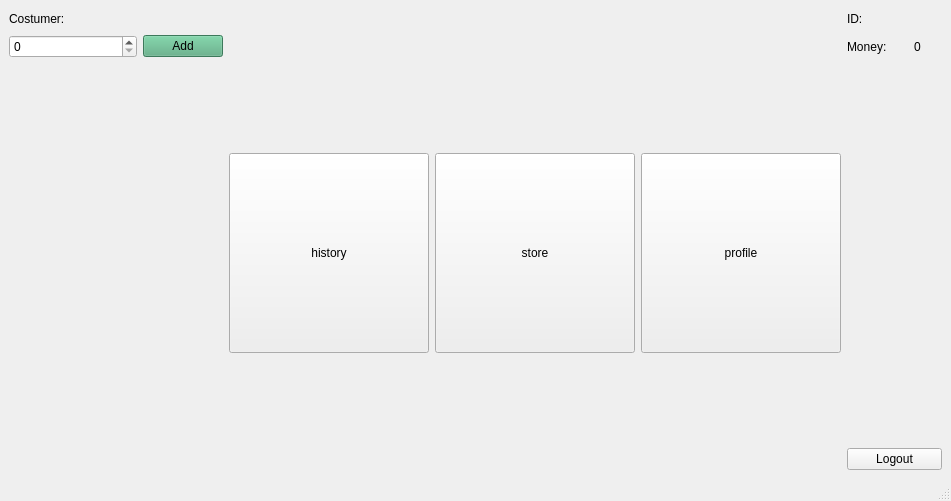
Before: the Qt Designer form Stor/costumerpage.ui in AP-projects-4001/IUT-s-crackpots, drawn with Qt 5.
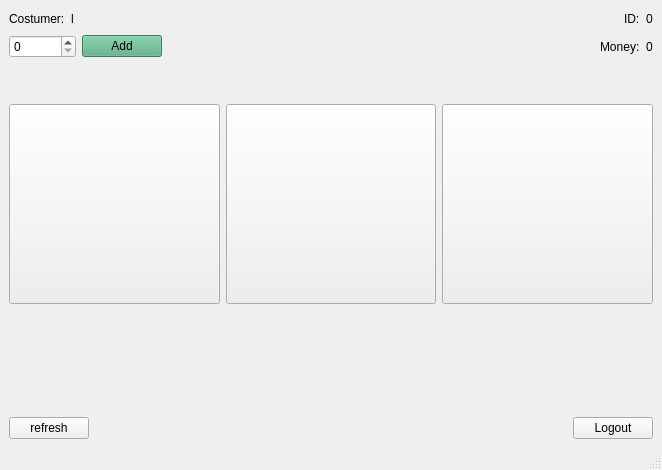
After: the same form once the commit is applied.

What changed in the file:
```diff
--- a/Stor/costumerpage.ui
+++ b/Stor/costumerpage.ui
@@ -6,25 +6,104 @@
    <rect>
     <x>0</x>
     <y>0</y>
-    <width>951</width>
-    <height>501</height>
+    <width>662</width>
+    <height>470</height>
    </rect>
   </property>
   <property name="windowTitle">
    <string>MainWindow</string>
   </property>
+  <property name="styleSheet">
+   <string notr="true"/>
+  </property>
   <widget class="QWidget" name="centralwidget">
+   <layout class="QGridLayout" name="gridLayout_3">
+    <item row="0" column="0">
    <layout class="QGridLayout" name="gridLayout_2">
     <item row="0" column="0">
      <layout class="QGridLayout" name="gridLayout">
-      <item row="0" column="0" colspan="2">
+        <item row="0" column="0">
+         <layout class="QHBoxLayout" name="horizontalLayout_5">
+          <item>
+           <layout class="QHBoxLayout" name="horizontalLayout_3">
+            <item>
        <widget class="QLabel" name="label">
         <property name="text">
          <string>Costumer:</string>
         </property>
        </widget>
       </item>
-      <item row="3" column="8">
+            <item>
+             <widget class="QLabel" name="usernameLabel">
+              <property name="text">
+               <string>l</string>
+              </property>
+             </widget>
+            </item>
+           </layout>
+          </item>
+          <item>
+           <spacer name="horizontalSpacer_2">
+            <property name="orientation">
+             <enum>Qt::Horizontal</enum>
+            </property>
+            <property name="sizeHint" stdset="0">
+             <size>
+              <width>40</width>
+              <height>20</height>
+             </size>
+            </property>
+           </spacer>
+          </item>
+          <item>
+           <layout class="QHBoxLayout" name="horizontalLayout_4">
+            <item>
+             <widget class="QLabel" name="label_3">
+              <property name="text">
+               <string>ID:</string>
+              </property>
+             </widget>
+            </item>
+            <item>
+             <widget class="QLabel" name="idLabel">
+              <property name="text">
+               <string>0</string>
+              </property>
+             </widget>
+            </item>
+           </layout>
+          </item>
+         </layout>
+        </item>
+        <item row="3" column="0">
+         <layout class="QHBoxLayout" name="horizontalLayout_7">
+          <item>
+           <widget class="QPushButton" name="historyBtn">
+            <property name="minimumSize">
+             <size>
+              <width>200</width>
+              <height>200</height>
+             </size>
+            </property>
+            <property name="text">
+             <string/>
+            </property>
+           </widget>
+          </item>
+          <item>
+           <widget class="QPushButton" name="storeBtn">
+            <property name="minimumSize">
+             <size>
+              <width>200</width>
+              <height>200</height>
+             </size>
+            </property>
+            <property name="text">
+             <string/>
+            </property>
+           </widget>
+          </item>
+          <item>
        <widget class="QPushButton" name="profileBtn">
         <property name="minimumSize">
          <size>
@@ -33,106 +112,126 @@
          </size>
         </property>
         <property name="text">
-         <string>profile</string>
+             <string/>
         </property>
         <property name="flat">
          <bool>false</bool>
         </property>
        </widget>
       </item>
-      <item row="3" column="7">
-       <widget class="QPushButton" name="storeBtn">
-        <property name="minimumSize">
-         <size>
-          <width>200</width>
-          <height>200</height>
-         </size>
-        </property>
-        <property name="text">
-         <string>store</string>
-        </property>
-       </widget>
-      </item>
-      <item row="1" column="9" colspan="2">
-       <widget class="QLabel" name="label_2">
-        <property name="text">
-         <string>Money:</string>
-        </property>
-       </widget>
-      </item>
-      <item row="1" column="4" colspan="2">
-       <widget class="QPushButton" name="addMoney">
-        <property name="styleSheet">
-         <string notr="true">background-color: rgb(85, 170, 127);</string>
-        </property>
-        <property name="text">
-         <string>Add</string>
-        </property>
-       </widget>
-      </item>
-      <item row="4" column="1">
-       <spacer name="verticalSpacer_2">
-        <property name="orientation">
-         <enum>Qt::Vertical</enum>
-        </property>
-        <property name="sizeHint" stdset="0">
-         <size>
-          <width>20</width>
-          <height>40</height>
-         </size>
-        </property>
-       </spacer>
-      </item>
-      <item row="1" column="0" colspan="4">
+         </layout>
+        </item>
+        <item row="1" column="0">
+         <layout class="QHBoxLayout" name="horizontalLayout_6">
+          <item>
+           <layout class="QHBoxLayout" name="horizontalLayout">
+            <item>
        <widget class="QSpinBox" name="spinBoxMoney">
         <property name="maximum">
          <number>1000000000</number>
         </property>
        </widget>
       </item>
-      <item row="1" column="11">
+            <item>
+             <widget class="QPushButton" name="addMoney">
+              <property name="styleSheet">
+               <string notr="true">background-color: rgb(85, 170, 127);</string>
+              </property>
+              <property name="text">
+               <string>Add</string>
+              </property>
+             </widget>
+            </item>
+            <item>
+             <spacer name="horizontalSpacer_3">
+              <property name="orientation">
+               <enum>Qt::Horizontal</enum>
+              </property>
+              <property name="sizeHint" stdset="0">
+               <size>
+                <width>40</width>
+                <height>20</height>
+               </size>
+              </property>
+             </spacer>
+            </item>
+           </layout>
+          </item>
+          <item>
+           <layout class="QHBoxLayout" name="horizontalLayout_2">
+            <item>
+             <widget class="QLabel" name="label_2">
+              <property name="text">
+               <string>Money:</string>
+              </property>
+             </widget>
+            </item>
+            <item>
        <widget class="QLabel" name="moneyLabel">
         <property name="text">
          <string>0</string>
         </property>
        </widget>
       </item>
-      <item row="0" column="2">
-       <widget class="QLabel" name="usernameLabel">
+           </layout>
+          </item>
+         </layout>
+        </item>
+        <item row="2" column="0">
+         <spacer name="verticalSpacer">
+          <property name="orientation">
+           <enum>Qt::Vertical</enum>
+          </property>
+          <property name="sizeHint" stdset="0">
+           <size>
+            <width>20</width>
+            <height>40</height>
+           </size>
+          </property>
+         </spacer>
+        </item>
+       </layout>
+      </item>
+      <item row="2" column="0">
+       <layout class="QHBoxLayout" name="horizontalLayout_8">
+        <item>
+         <widget class="QPushButton" name="pushButton">
+          <property name="text">
+           <string>refresh</string>
+          </property>
+         </widget>
+        </item>
+        <item>
+         <spacer name="horizontalSpacer">
+          <property name="orientation">
+           <enum>Qt::Horizontal</enum>
+          </property>
+          <property name="sizeHint" stdset="0">
+           <size>
+            <width>40</width>
+            <height>20</height>
+           </size>
+          </property>
+         </spacer>
+        </item>
+        <item>
+         <widget class="QLabel" name="label_4">
         <property name="text">
          <string/>
         </property>
        </widget>
       </item>
-      <item row="5" column="9" colspan="3">
+        <item>
        <widget class="QPushButton" name="logoutBtn">
         <property name="text">
          <string>Logout</string>
         </property>
        </widget>
       </item>
-      <item row="0" column="3" colspan="2">
-       <spacer name="horizontalSpacer">
-        <property name="orientation">
-         <enum>Qt::Horizontal</enum>
-        </property>
-        <property name="sizeHint" stdset="0">
-         <size>
-          <width>40</width>
-          <height>20</height>
-         </size>
-        </property>
-       </spacer>
+       </layout>
       </item>
-      <item row="0" column="10">
-       <widget class="QLabel" name="idLabel">
-        <property name="text">
-         <string/>
-        </property>
-       </widget>
-      </item>
-      <item row="2" column="5">
-       <spacer name="verticalSpacer">
+      <item row="1" column="0">
+       <spacer name="verticalSpacer_2">
         <property name="orientation">
          <enum>Qt::Vertical</enum>
         </property>
@@ -144,26 +243,6 @@
         </property>
        </spacer>
       </item>
-      <item row="3" column="6">
-       <widget class="QPushButton" name="historyBtn">
-        <property name="minimumSize">
-         <size>
-          <width>200</width>
-          <height>200</height>
-         </size>
-        </property>
-        <property name="text">
-         <string>history</string>
-        </property>
-       </widget>
-      </item>
-      <item row="0" column="9">
-       <widget class="QLabel" name="label_3">
-        <property name="text">
-         <string>ID:</string>
-        </property>
-       </widget>
-      </item>
      </layout>
     </item>
    </layout>
```
Left out of the diff: 2 changed lines with no effect on the pictures. Lines whose indentation alone changed are shown as unchanged.
